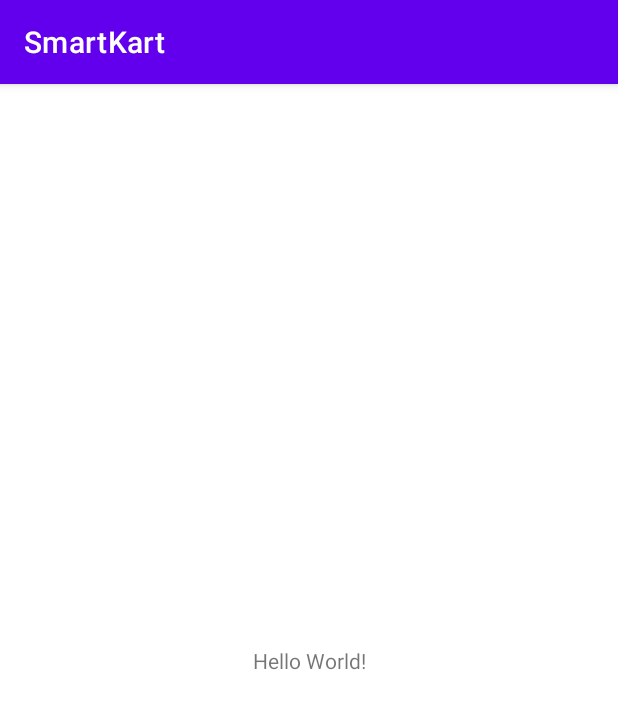
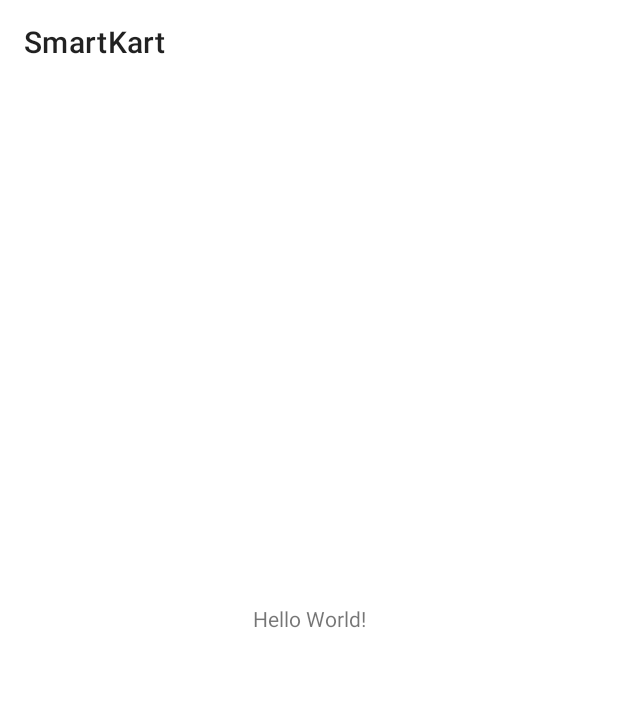
Before and after one commit to fisherthewol/FYP-SmartKart, an Android app: the screen it shows after launch (MainActivity), on a phone screen of 412 x 824 dp. Shown: the top 709 px of the screen. Run offline under Robolectric (Android 15) with nearby library versions, the light colour scheme and no system bars.

Commit message:
Remove existing action bar; attempt to add our own. Not working :(.

```diff
--- a/Artefacts/app/src/main/java/uk/fisherthewol/smartkart/MainActivity.kt
+++ b/Artefacts/app/src/main/java/uk/fisherthewol/smartkart/MainActivity.kt
@@ -2,10 +2,26 @@
 
 import androidx.appcompat.app.AppCompatActivity
 import android.os.Bundle
+import android.view.MenuItem
+import android.widget.Toast
+import androidx.appcompat.widget.Toolbar
 
 class MainActivity : AppCompatActivity() {
     override fun onCreate(savedInstanceState: Bundle?) {
         super.onCreate(savedInstanceState)
         setContentView(R.layout.activity_main)
+        val ab: Toolbar = findViewById(R.id.ActionBar)
+        setSupportActionBar(ab)
+    }
+
+    override fun onOptionsItemSelected(item: MenuItem) = when (item.itemId) {
+        R.id.SettingsButton -> {
+            // TODO: Intent to settings window.
+            Toast.makeText(applicationContext, "Pressed Button", Toast.LENGTH_SHORT).show()
+            true
+        }
+        else -> {
+            super.onOptionsItemSelected(item)
+        }
     }
 }
--- a/Artefacts/app/src/main/res/layout/activity_main.xml
+++ b/Artefacts/app/src/main/res/layout/activity_main.xml
@@ -5,6 +5,14 @@
         android:layout_width="match_parent"
         android:layout_height="match_parent"
         tools:context=".MainActivity">
+
+    <androidx.appcompat.widget.Toolbar
+            android:id="@+id/ActionBar"
+            android:layout_width="match_parent"
+            android:layout_height="0dp"
+            app:layout_constraintTop_toTopOf="parent"
+            app:layout_constraintEnd_toEndOf="parent"
+            app:layout_constraintStart_toStartOf="parent" />
 
     <TextView
             android:layout_width="wrap_content"
--- a/Artefacts/app/src/main/res/values-night/themes.xml
+++ b/Artefacts/app/src/main/res/values-night/themes.xml
@@ -1,6 +1,6 @@
 <resources xmlns:tools="http://schemas.android.com/tools">
     <!-- Base application theme. -->
-    <style name="Theme.SmartKart" parent="Theme.MaterialComponents.DayNight.DarkActionBar">
+    <style name="Theme.SmartKart" parent="Theme.MaterialComponents.DayNight.NoActionBar">
         <!-- Primary brand color. -->
         <item name="colorPrimary">@color/purple_200</item>
         <item name="colorPrimaryVariant">@color/purple_700</item>
@@ -12,5 +12,6 @@
         <!-- Status bar color. -->
         <item name="android:statusBarColor" tools:targetApi="l">?attr/colorPrimaryVariant</item>
         <!-- Customize your theme here. -->
+        <item name="android:windowActionBar">false</item>
     </style>
 </resources>
--- a/Artefacts/app/src/main/res/values/themes.xml
+++ b/Artefacts/app/src/main/res/values/themes.xml
@@ -1,6 +1,6 @@
 <resources xmlns:tools="http://schemas.android.com/tools">
     <!-- Base application theme. -->
-    <style name="Theme.SmartKart" parent="Theme.MaterialComponents.DayNight.DarkActionBar">
+    <style name="Theme.SmartKart" parent="Theme.MaterialComponents.DayNight.NoActionBar">
 
         <!-- Primary brand color. -->
         <item name="colorPrimary">@color/purple_500</item>
@@ -13,5 +13,6 @@
         <!-- Status bar color. -->
         <item name="android:statusBarColor" tools:targetApi="l">?attr/colorPrimaryVariant</item>
         <!-- Customize your theme here. -->
+        <item name="android:windowActionBar">false</item>
     </style>
 </resources>
```
Also changed, not shown: Artefacts/app/src/main/res/menu/actionbar.xml (renamed from Artefacts/app/src/main/res/menu-port/actionbar.xml).
